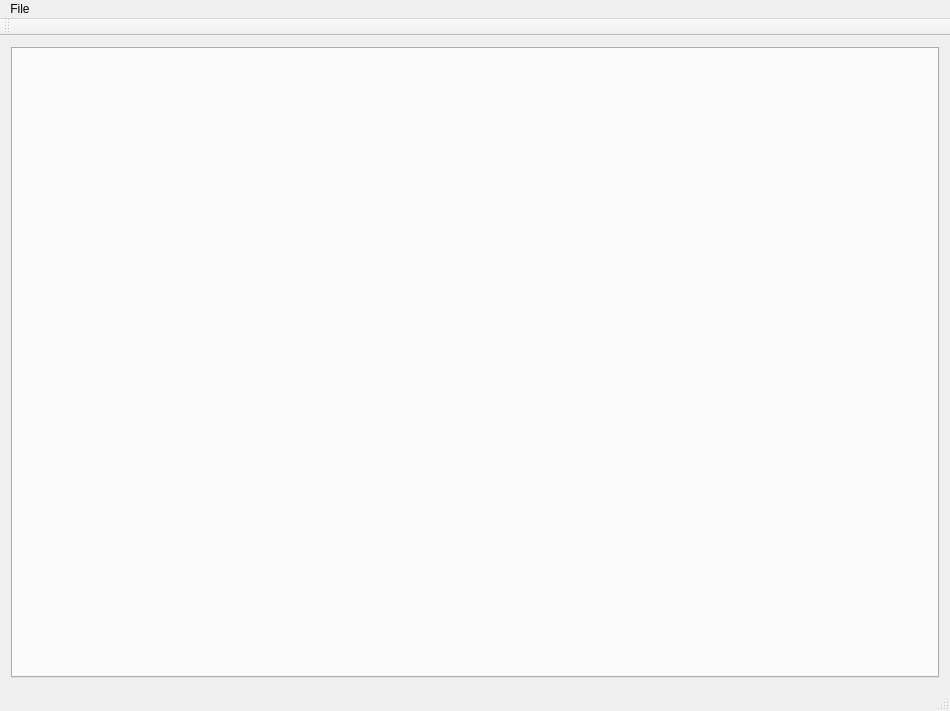
Greykoil/BattleBoard, file BattleBoard/vieMainWindow.ui: the form before one commit.
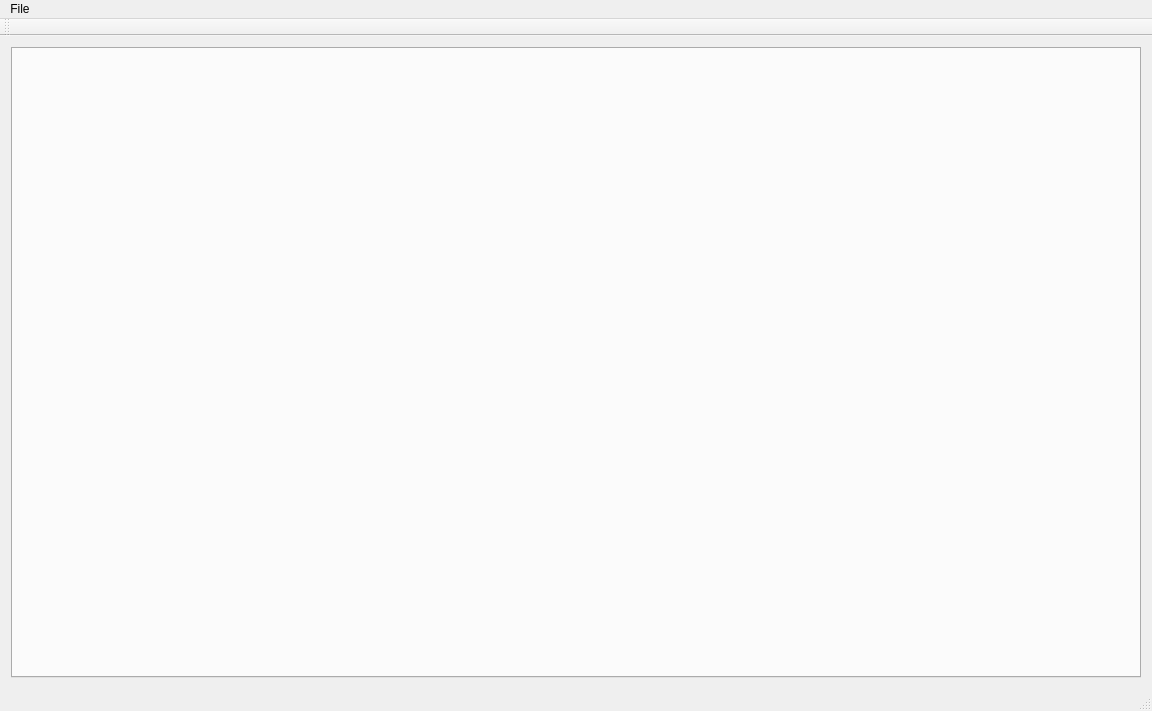
The form after the commit.

Diff of the .ui file:
```diff
--- a/BattleBoard/vieMainWindow.ui
+++ b/BattleBoard/vieMainWindow.ui
@@ -6,7 +6,7 @@
    <rect>
     <x>0</x>
     <y>0</y>
-    <width>950</width>
+    <width>1152</width>
     <height>711</height>
    </rect>
   </property>
@@ -29,7 +29,7 @@
     <rect>
      <x>0</x>
      <y>0</y>
-     <width>950</width>
+     <width>1152</width>
      <height>21</height>
     </rect>
    </property>
```
Left out of the diff: 17 changed lines with no effect on the pictures.
